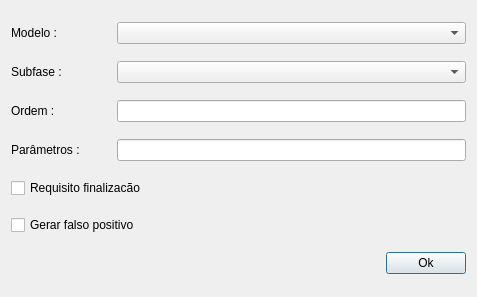
Qt form uis/addModelProfileForm.ui (dsgoficial/SAP_Gerente) before a commit.
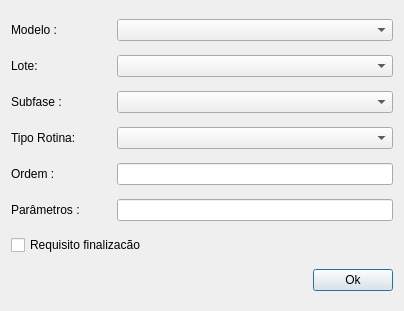
The same form after that commit.

```diff
--- a/uis/addModelProfileForm.ui
+++ b/uis/addModelProfileForm.ui
@@ -6,15 +6,15 @@
    <rect>
     <x>0</x>
     <y>0</y>
-    <width>477</width>
-    <height>297</height>
+    <width>404</width>
+    <height>311</height>
    </rect>
   </property>
   <property name="windowTitle">
    <string>Adicionar Perfil Modelo</string>
   </property>
   <layout class="QGridLayout" name="gridLayout">
-   <item row="0" column="0" colspan="2">
+   <item row="0" column="0">
     <layout class="QHBoxLayout" name="horizontalLayout_2">
      <item>
       <widget class="QLabel" name="label_2">
@@ -46,7 +46,39 @@
      </item>
     </layout>
    </item>
-   <item row="1" column="0" colspan="2">
+   <item row="1" column="0">
+    <layout class="QHBoxLayout" name="horizontalLayout_7">
+     <item>
+      <widget class="QLabel" name="label_7">
+       <property name="sizePolicy">
+        <sizepolicy hsizetype="Minimum" vsizetype="Fixed">
+         <horstretch>0</horstretch>
+         <verstretch>0</verstretch>
+        </sizepolicy>
+       </property>
+       <property name="minimumSize">
+        <size>
+         <width>100</width>
+         <height>0</height>
+        </size>
+       </property>
+       <property name="maximumSize">
+        <size>
+         <width>100</width>
+         <height>16777215</height>
+        </size>
+       </property>
+       <property name="text">
+        <string>Lote:</string>
+       </property>
+      </widget>
+     </item>
+     <item>
+      <widget class="QComboBox" name="lotCb"/>
+     </item>
+    </layout>
+   </item>
+   <item row="2" column="0">
     <layout class="QHBoxLayout" name="horizontalLayout_3">
      <item>
       <widget class="QLabel" name="label_3">
@@ -78,7 +110,39 @@
      </item>
     </layout>
    </item>
-   <item row="2" column="0" colspan="2">
+   <item row="3" column="0">
+    <layout class="QHBoxLayout" name="horizontalLayout_6">
+     <item>
+      <widget class="QLabel" name="label_6">
+       <property name="sizePolicy">
+        <sizepolicy hsizetype="Minimum" vsizetype="Fixed">
+         <horstretch>0</horstretch>
+         <verstretch>0</verstretch>
+        </sizepolicy>
+       </property>
+       <property name="minimumSize">
+        <size>
+         <width>100</width>
+         <height>0</height>
+        </size>
+       </property>
+       <property name="maximumSize">
+        <size>
+         <width>100</width>
+         <height>16777215</height>
+        </size>
+       </property>
+       <property name="text">
+        <string>Tipo Rotina:</string>
+       </property>
+      </widget>
+     </item>
+     <item>
+      <widget class="QComboBox" name="routinesCb"/>
+     </item>
+    </layout>
+   </item>
+   <item row="4" column="0">
     <layout class="QHBoxLayout" name="horizontalLayout_4">
      <item>
       <widget class="QLabel" name="label_4">
@@ -117,7 +181,7 @@
      </item>
     </layout>
    </item>
-   <item row="3" column="0" colspan="2">
+   <item row="5" column="0">
     <layout class="QHBoxLayout" name="horizontalLayout_5">
      <item>
       <widget class="QLabel" name="label_5">
@@ -156,21 +220,16 @@
      </item>
     </layout>
    </item>
-   <item row="4" column="0">
+   <item row="6" column="0">
     <widget class="QCheckBox" name="completionCkb">
      <property name="text">
       <string>Requisito finalizacão</string>
      </property>
     </widget>
    </item>
-   <item row="5" column="0">
-    <widget class="QCheckBox" name="falsePositiveCkb">
-     <property name="text">
-      <string>Gerar falso positivo</string>
-     </property>
-    </widget>
-   </item>
-   <item row="6" column="0">
+   <item row="7" column="0">
+    <layout class="QHBoxLayout" name="horizontalLayout">
+     <item>
     <spacer name="horizontalSpacer">
      <property name="orientation">
       <enum>Qt::Horizontal</enum>
@@ -183,7 +242,7 @@
      </property>
     </spacer>
    </item>
-   <item row="6" column="1">
+     <item>
     <widget class="QPushButton" name="okBtn">
      <property name="text">
       <string>Ok</string>
@@ -191,6 +250,13 @@
     </widget>
    </item>
   </layout>
+   </item>
+  </layout>
+  <zorder>completionCkb</zorder>
+  <zorder>okBtn</zorder>
+  <zorder>layoutWidget</zorder>
+  <zorder>label_5</zorder>
+  <zorder>layoutWidget_2</zorder>
  </widget>
  <tabstops>
   <tabstop>okBtn</tabstop>
```
Lines whose indentation alone changed are shown as unchanged.
